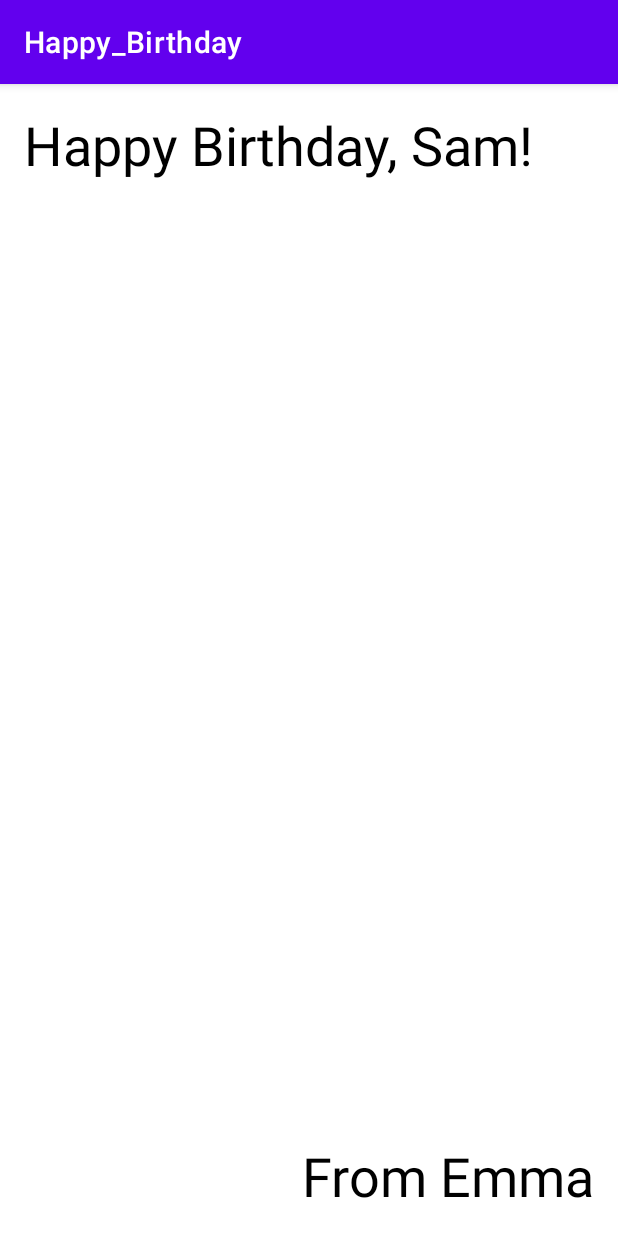
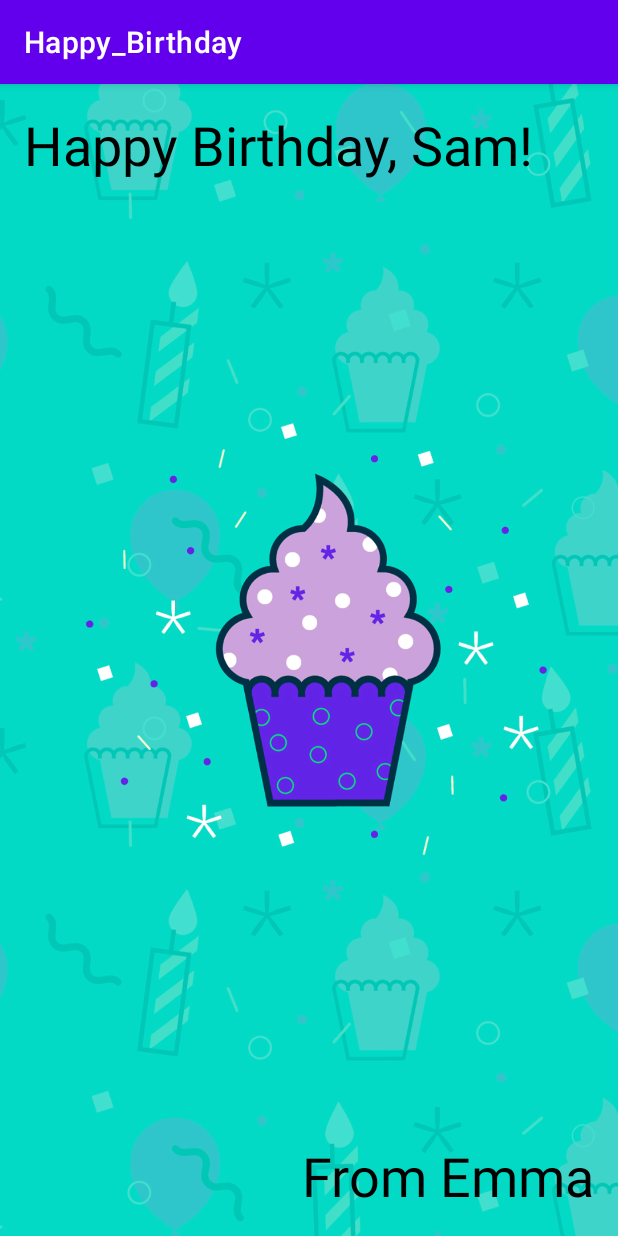
Before and after one commit to DiegoRegys/EstudosKotlin, an Android app: the screen it shows after launch (MainActivity), on a phone screen of 412 x 824 dp. Run offline under Robolectric (Android 15) with nearby library versions, the phone set to English and light mode, and no system bars.

Commit message:
Adicionando imagem de fundo ao cartão de aniversario

```diff
--- a/app/src/main/res/layout/activity_main.xml
+++ b/app/src/main/res/layout/activity_main.xml
@@ -5,6 +5,20 @@
     android:layout_width="match_parent"
     android:layout_height="match_parent"
     tools:context=".MainActivity">
+
+    <ImageView
+        android:id="@+id/imageView"
+        android:layout_width="0dp"
+        android:layout_height="0dp"
+        android:contentDescription="@string/funndo"
+        android:scaleType="centerCrop"
+        app:layout_constraintBottom_toBottomOf="parent"
+        app:layout_constraintEnd_toEndOf="parent"
+        app:layout_constraintHorizontal_bias="0.0"
+        app:layout_constraintStart_toStartOf="parent"
+        app:layout_constraintTop_toTopOf="parent"
+        app:layout_constraintVertical_bias="1.0"
+        app:srcCompat="@drawable/androidparty" />
 
     <TextView
         android:id="@+id/textView"
@@ -29,4 +43,5 @@
         android:textSize="36sp"
         app:layout_constraintBottom_toBottomOf="parent"
         app:layout_constraintEnd_toEndOf="parent" />
+
 </androidx.constraintlayout.widget.ConstraintLayout>
--- a/app/src/main/res/values/strings.xml
+++ b/app/src/main/res/values/strings.xml
@@ -1,3 +1,4 @@
 <resources>
     <string name="app_name">Happy_Birthday</string>
+    <string name="funndo">Funndo</string>
 </resources>
```
Also changed, not shown: app/src/main/res/drawable/androidparty.png (added), 1 other file.
